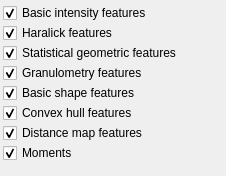
This is cat/gui/featurebox.ui in manerotoni/afw as Qt 5 draws it before an edit. The edited form follows.
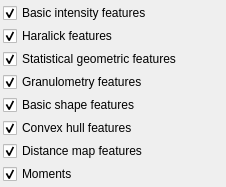
This is the edited form.

The edit to the form file:
```diff
--- a/cat/gui/featurebox.ui
+++ b/cat/gui/featurebox.ui
@@ -29,7 +29,7 @@
       <item>
        <layout class="QVBoxLayout" name="vbox">
         <property name="spacing">
-         <number>-1</number>
+         <number>3</number>
         </property>
         <property name="sizeConstraint">
          <enum>QLayout::SetDefaultConstraint</enum>
```
